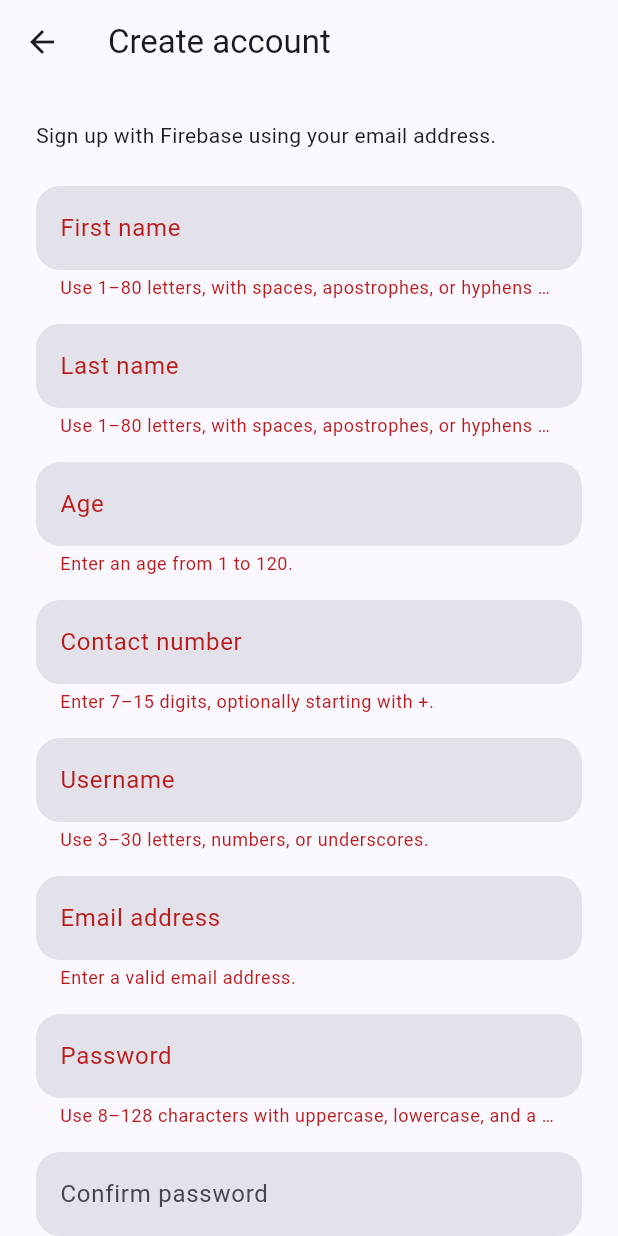
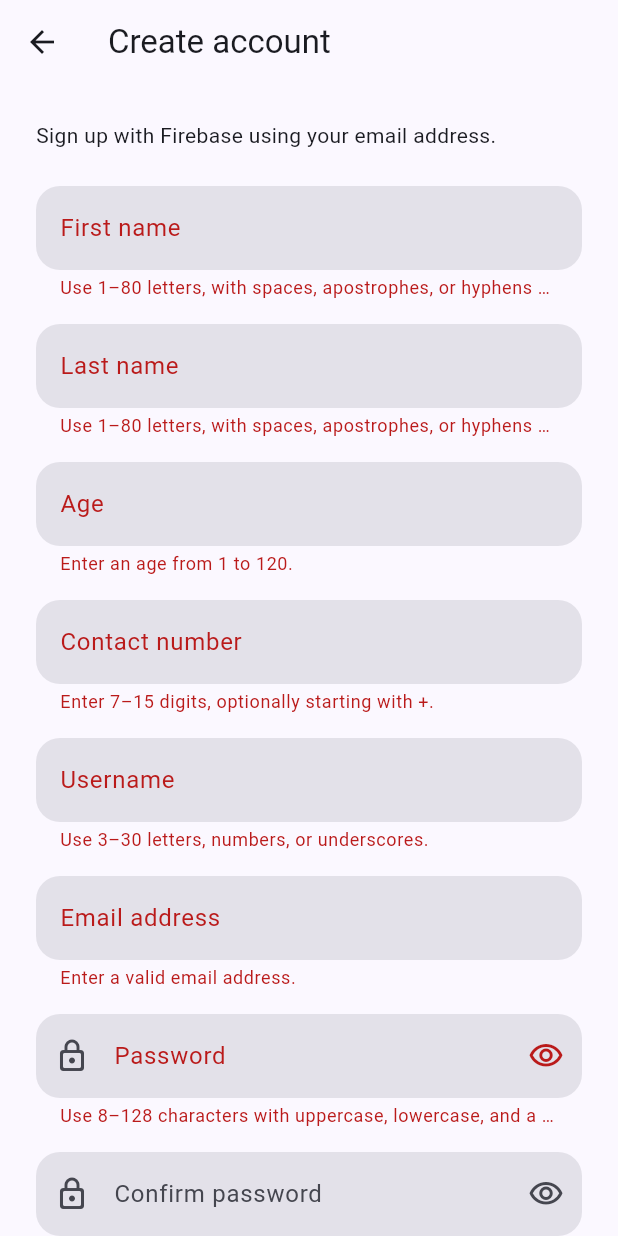
Before and after one commit to irleo/garzon-advmobprogAY2627, a Flutter app: the SignUpScreen screen opened directly, after a tap on "Create account", on a phone screen of 412 x 824 dp. Run offline on Flutter 3.47's test engine with Material 3 defaults, Android fonts, the light colour scheme and no system bars; our stand-ins replace cloud_firestore, firebase_auth, firebase_core, flutter_dotenv, flutter_screenutil, shared_preferences; accounts and stored records are empty.

Commit message:
behavior changes

```diff
--- a/garzon-mobile/lib/screens/settings_screen.dart
+++ b/garzon-mobile/lib/screens/settings_screen.dart
@@ -18,8 +18,6 @@ class SettingsScreen extends StatelessWidget {
       body: ListView(
         padding: const EdgeInsets.all(16),
         children: <Widget>[
-          const LogoutButton(),
-          const SizedBox(height: 16),
           // Enhancement 3: Theme controls live on a dedicated settings page.
           Card(
             child: SwitchListTile.adaptive(
@@ -39,6 +37,10 @@ class SettingsScreen extends StatelessWidget {
           ),
         ],
       ),
+      bottomNavigationBar: const SafeArea(
+        minimum: EdgeInsets.all(16),
+        child: LogoutButton(),
+      ),
     );
   }
 }
--- a/garzon-mobile/lib/screens/signin_screen.dart
+++ b/garzon-mobile/lib/screens/signin_screen.dart
@@ -7,6 +7,11 @@ import '../services/user_service.dart';
 import '../utils/auth_input_formatters.dart';
 import 'home_screen.dart';
 import 'signup_screen.dart';
+
+class AccountCreatedNotice {
+  const AccountCreatedNotice(this.email);
+  final String email;
+}
 
 // Lab Activity 4 - Enhancement 2: Custom sign-in UI using UserService.
 class SignInScreen extends StatefulWidget {
@@ -26,6 +31,21 @@ class _SignInScreenState extends State<SignInScreen> {
   bool _hidePassword = true;
   String? _error;
   LoginType _loginType = LoginType.dummyJson;
+  bool _readNotice = false;
+  bool _accountCreated = false;
+
+  @override
+  void didChangeDependencies() {
+    super.didChangeDependencies();
+    if (_readNotice) return;
+    _readNotice = true;
+    final Object? notice = ModalRoute.of(context)?.settings.arguments;
+    if (notice is AccountCreatedNotice) {
+      _accountCreated = true;
+      _loginType = LoginType.firebase;
+      _username.text = notice.email;
+    }
+  }
 
   Future<void> _login() async {
     if (_isLoading || !(_formKey.currentState?.validate() ?? false)) return;
@@ -75,6 +95,21 @@ class _SignInScreenState extends State<SignInScreen> {
                 child: Column(
                   crossAxisAlignment: CrossAxisAlignment.stretch,
                   children: <Widget>[
+                    if (_accountCreated) ...<Widget>[
+                      Semantics(
+                        liveRegion: true,
+                        child: Card(
+                          color: colors.primaryContainer,
+                          child: const Padding(
+                            padding: EdgeInsets.all(16),
+                            child: Text(
+                              'Account successfully created. Please sign in to continue.',
+                            ),
+                          ),
+                        ),
+                      ),
+                      const SizedBox(height: 16),
+                    ],
                     Center(
                       child: Image.asset(
                         'assets/images/nuicon.png',
--- a/garzon-mobile/lib/screens/signup_screen.dart
+++ b/garzon-mobile/lib/screens/signup_screen.dart
@@ -6,6 +6,7 @@ import '../models/user.dart';
 import '../services/user_service.dart';
 import '../utils/auth_input_formatters.dart';
 import 'home_screen.dart';
+import 'signin_screen.dart';
 
 class SignUpScreen extends StatefulWidget {
   const SignUpScreen({this.user, super.key});
@@ -32,7 +33,7 @@ class _SignUpScreenState extends State<SignUpScreen> {
           key: TextEditingController(),
       };
   bool _busy = false;
-  bool _hidden = true;
+  final Set<String> _visiblePasswords = <String>{};
   String? _error;
 
   @override
@@ -68,12 +69,15 @@ class _SignUpScreenState extends State<SignUpScreen> {
           email: _text('email'),
           password: _text('password'),
         ),
+        completingProfile: widget.user != null,
       );
       if (!mounted) return;
       Navigator.of(context).pushNamedAndRemoveUntil(
-        HomeScreen.routeName,
+        widget.user == null ? SignInScreen.routeName : HomeScreen.routeName,
         (_) => false,
-        arguments: user,
+        arguments: widget.user == null
+            ? AccountCreatedNotice(user.email)
+            : user,
       );
     } on Object catch (error) {
       if (mounted) setState(() => _error = error.toString());
@@ -111,11 +115,33 @@ class _SignUpScreenState extends State<SignUpScreen> {
         'email' => AuthInputFormatters.email,
         _ => AuthInputFormatters.password,
       },
-      obscureText: secret && _hidden,
+      obscureText: secret && !_visiblePasswords.contains(key),
       autocorrect: !secret && keyboard == TextInputType.text,
       enableSuggestions: !secret,
       textInputAction: TextInputAction.next,
-      decoration: InputDecoration(labelText: label),
+      decoration: InputDecoration(
+        labelText: label,
+        prefixIcon: secret ? const Icon(Icons.lock_outline_rounded) : null,
+        suffixIcon: secret
+            ? IconButton(
+                tooltip: _visiblePasswords.contains(key)
+                    ? 'Hide password'
+                    : 'Show password',
+                onPressed: _busy
+                    ? null
+                    : () => setState(() {
+                        if (!_visiblePasswords.add(key)) {
+                          _visiblePasswords.remove(key);
+                        }
+                      }),
+                icon: Icon(
+                  _visiblePasswords.contains(key)
+                      ? Icons.visibility_off_outlined
+                      : Icons.visibility_outlined,
+                ),
+              )
+            : null,
+      ),
       validator: validator,
     ),
   );
@@ -187,14 +213,6 @@ class _SignUpScreenState extends State<SignUpScreen> {
                   ],
                 ),
               ),
-              SwitchListTile(
-                contentPadding: EdgeInsets.zero,
-                title: const Text('Show passwords'),
-                value: !_hidden,
-                onChanged: _busy
-                    ? null
-                    : (bool value) => setState(() => _hidden = !value),
-              ),
               if (_error != null)
                 Padding(
                   padding: const EdgeInsets.symmetric(vertical: 12),
```
Also changed, not shown: garzon-mobile/lib/screens/account_action_screen.dart (+14 -0 lines), garzon-mobile/lib/screens/profile_screen.dart (+4 -38 lines), garzon-mobile/lib/services/user_service.dart (+9 -2 lines), garzon-mobile/lib/widgets/confirm_action_dialog.dart (added, +42 -0 lines), garzon-mobile/lib/widgets/logout_button.dart (+8 -0 lines), 3 other files.
